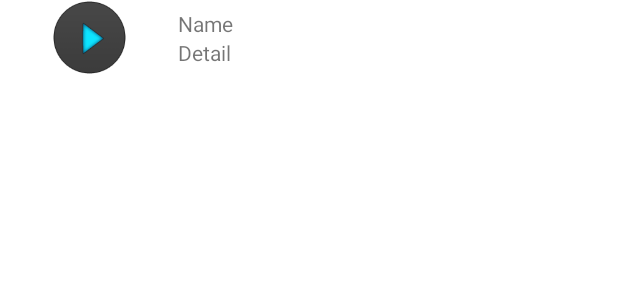
After one commit to mktahmasbi1989/MusicPlayer, an Android app: the layout music_holder.xml on its own in the app's theme, with its tools: preview values and no code run, on a phone screen of 412 x 824 dp. The commit adds this screen. Shown: the top 300 px of the screen. Run offline under Robolectric (Android 15) with nearby library versions, the phone set to English and light mode, and no system bars.

Commit message:
edit musicHolder

```diff
--- a/app/src/main/java/com/example/mohamdkazem/musicplayer/PlayerFragment.java
+++ b/app/src/main/java/com/example/mohamdkazem/musicplayer/PlayerFragment.java
@@ -8,7 +8,6 @@ import android.os.Handler;
 import android.view.LayoutInflater;
 import android.view.View;
 import android.view.ViewGroup;
-import android.widget.Button;
 import android.widget.ImageButton;
 import android.widget.SeekBar;
 import android.widget.TextView;
@@ -20,6 +19,8 @@ import java.util.List;
 import java.util.concurrent.TimeUnit;
 
 import androidx.annotation.NonNull;
+import androidx.constraintlayout.widget.ConstraintLayout;
+import androidx.coordinatorlayout.widget.CoordinatorLayout;
 import androidx.fragment.app.Fragment;
 import androidx.recyclerview.widget.GridLayoutManager;
 import androidx.recyclerview.widget.RecyclerView;
@@ -118,12 +119,14 @@ public class PlayerFragment extends Fragment {
 
     private class MusicHolder extends RecyclerView.ViewHolder {
 
-        private Button mButton;
+        private ConstraintLayout constraintLayout;
         private Music mMusic;
+        private TextView textView;
 
         public MusicHolder(@NonNull final View itemView) {
             super(itemView);
-            mButton = itemView.findViewById(R.id.list_item_sound_button);
+            constraintLayout = itemView.findViewById(R.id.holder);
+            textView=itemView.findViewById(R.id.textView);
 
             itemView.setOnClickListener(new View.OnClickListener() {
                 @Override
@@ -174,7 +177,7 @@ public class PlayerFragment extends Fragment {
 
         public void bindMusic(Music music) {
             mMusic = music;
-            mButton.setText(music.getTitle());
+            textView.setText(music.getTitle());
         }
     }
 
@@ -193,7 +196,7 @@ public class PlayerFragment extends Fragment {
         @NonNull
         @Override
         public MusicHolder onCreateViewHolder(@NonNull ViewGroup viewGroup, int i) {
-            View view = LayoutInflater.from(getActivity()).inflate(R.layout.list_item_sound, viewGroup, false);
+            View view = LayoutInflater.from(getActivity()).inflate(R.layout.music_holder, viewGroup, false);
             return new MusicHolder(view);
         }
 
--- a/app/src/main/res/drawable/btn_play.xml
+++ b/app/src/main/res/drawable/btn_play.xml
@@ -1,6 +1,6 @@
 <?xml version="1.0" encoding="utf-8"?>
 <selector xmlns:android="http://schemas.android.com/apk/res/android">
-    <item android:drawable="@drawable/img_btn_play_pressed" android:state_pressed="true" />
-    <item android:drawable="@drawable/img_btn_play" android:state_pressed="false" />
 
+    <item android:state_pressed="true" android:drawable="@drawable/img_btn_play_pressed" />
+    <item android:state_pressed="false" android:drawable="@drawable/img_btn_play" />
 </selector>
--- /dev/null
+++ b/app/src/main/res/layout/music_holder.xml
@@ -0,0 +1,56 @@
+<?xml version="1.0" encoding="utf-8"?>
+<androidx.constraintlayout.widget.ConstraintLayout xmlns:android="http://schemas.android.com/apk/res/android"
+    xmlns:app="http://schemas.android.com/apk/res-auto"
+    xmlns:tools="http://schemas.android.com/tools"
+    android:id="@+id/holder"
+    android:layout_width="match_parent"
+    android:layout_height="50dp"
+    android:background="@color/design_default_color_background"
+    android:backgroundTint="@color/design_default_color_background"
+    android:orientation="vertical">
+
+    <androidx.appcompat.widget.AppCompatImageView
+        android:id="@+id/image_view"
+        android:layout_width="50dp"
+        android:layout_height="match_parent"
+        android:layout_margin="0dp"
+        android:layout_marginStart="8dp"
+        android:layout_marginTop="8dp"
+        android:layout_marginEnd="8dp"
+        android:layout_marginBottom="8dp"
+        android:background="@drawable/btn_play"
+        app:layout_constraintBottom_toBottomOf="parent"
+        app:layout_constraintEnd_toStartOf="@+id/linearLayoutCompat"
+        app:layout_constraintStart_toStartOf="parent"
+        app:layout_constraintTop_toTopOf="parent" />
+
+    <androidx.appcompat.widget.LinearLayoutCompat
+        android:id="@+id/linearLayoutCompat"
+        android:layout_width="285dp"
+        android:layout_height="wrap_content"
+        android:layout_marginTop="8dp"
+        android:layout_marginEnd="8dp"
+
+        android:layout_marginBottom="8dp"
+        android:orientation="vertical"
+        app:layout_constraintBottom_toBottomOf="parent"
+        app:layout_constraintEnd_toEndOf="parent"
+        app:layout_constraintTop_toTopOf="parent">
+
+        <androidx.appcompat.widget.AppCompatTextView
+            android:id="@+id/textView"
+            android:layout_width="300dp"
+            android:layout_height="wrap_content"
+            android:text="Name" />
+
+        <androidx.appcompat.widget.AppCompatTextView
+            android:id="@+id/textView2"
+            android:layout_width="300dp"
+            android:layout_height="wrap_content"
+            android:background="@color/design_default_color_background"
+            android:text="Detail" />
+
+    </androidx.appcompat.widget.LinearLayoutCompat>
+
+
+</androidx.constraintlayout.widget.ConstraintLayout>
```
